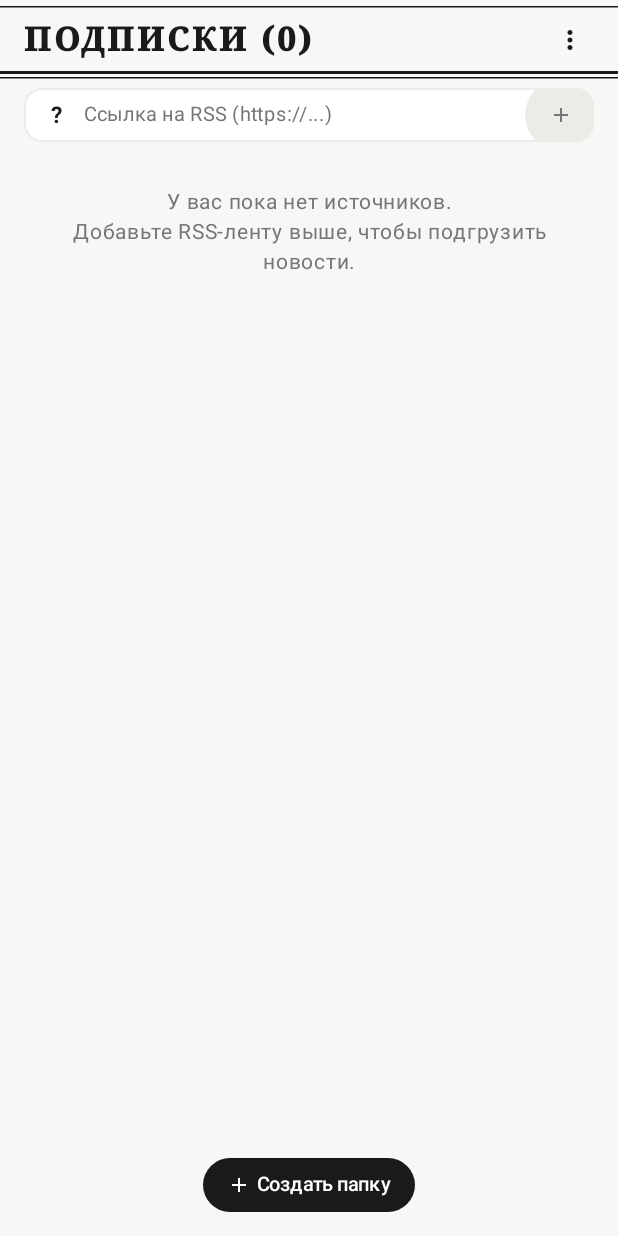
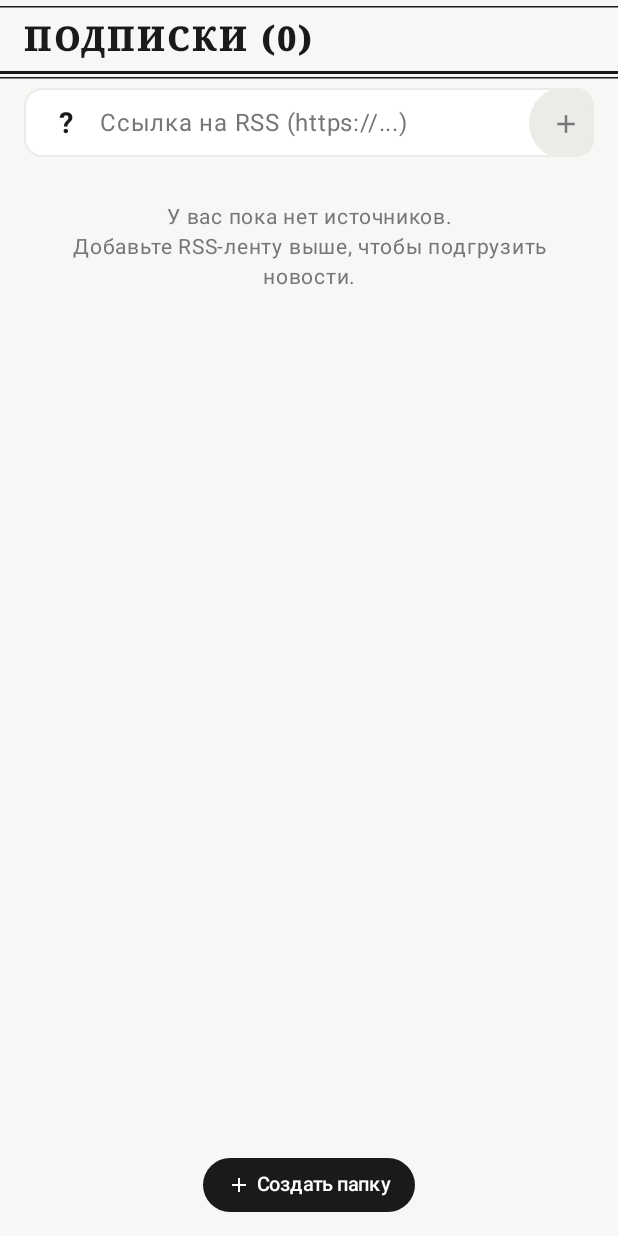
Before and after one commit to RenatBogdanov/RSS_chsu, an Android app built with Jetpack Compose: the composable SubscriptionsScreen shown on its own in the app's theme, on a phone screen of 412 x 824 dp. Run offline under Robolectric (Android 15) with nearby library versions, the phone set to English and light mode, and no system bars; 1 statement that could not run was skipped.

Commit message:
Restore lost UI tweaks after merge

```diff
--- a/app/src/main/java/com/example/rss_chsu/ui/screens/SubscriptionsScreen.kt
+++ b/app/src/main/java/com/example/rss_chsu/ui/screens/SubscriptionsScreen.kt
@@ -39,8 +39,7 @@ import androidx.compose.foundation.lazy.rememberLazyListState
 
 @Composable
 fun SubscriptionsScreen(
-    onAddSourceClick: () -> Unit = {},
-    onMenuClick: () -> Unit = {}
+    onAddSourceClick: () -> Unit = {}
 ) {
     val realFolders by RssRepository.folders.collectAsState()
     val realSources by RssRepository.sources.collectAsState()
@@ -69,20 +68,7 @@ fun SubscriptionsScreen(
             .background(MaterialTheme.colorScheme.background)
     ) {
         TopAppLogoBar(
-            title = "ПОДПИСКИ (${realSources.size})",
-            rightAction = {
-                IconButton(
-                    onClick = onMenuClick,
-                    modifier = Modifier.size(32.dp)
-                ) {
-                    Icon(
-                        imageVector = Icons.Default.MoreVert,
-                        contentDescription = "Меню",
-                        tint = DarkPrimary,
-                        modifier = Modifier.size(20.dp)
-                    )
-                }
-            }
+            title = "ПОДПИСКИ (${realSources.size})"
         )
 
         // Pinned Top Compact Add RSS Bar
@@ -97,23 +83,23 @@ fun SubscriptionsScreen(
             Row(
                 modifier = Modifier
                     .fillMaxWidth()
-                    .padding(horizontal = 8.dp, vertical = 4.dp),
+                    .padding(start = 10.dp, end = 2.dp, top = 5.dp, bottom = 5.dp),
                 verticalAlignment = Alignment.CenterVertically
             ) {
                 // Help Button "?"
                 IconButton(
                     onClick = { showHelpDialog = true },
-                    modifier = Modifier.size(28.dp)
+                    modifier = Modifier.size(35.dp)
                 ) {
                     Text(
                         text = "?",
-                        fontSize = 15.sp,
+                        fontSize = 19.sp,
                         fontWeight = FontWeight.Bold,
                         color = DarkPrimary
                     )
                 }
 
-                Spacer(modifier = Modifier.width(4.dp))
+                Spacer(modifier = Modifier.width(5.dp))
 
                 // TextField for RSS URL
                 Box(
@@ -123,7 +109,7 @@ fun SubscriptionsScreen(
                     if (rssUrlInput.isEmpty()) {
                         Text(
                             text = "Ссылка на RSS (https://...)",
-                            fontSize = 13.sp,
+                            fontSize = 16.sp,
                             color = TextSecondary,
                             maxLines = 1,
                             overflow = TextOverflow.Ellipsis
@@ -134,14 +120,14 @@ fun SubscriptionsScreen(
                         onValueChange = { rssUrlInput = it },
                         singleLine = true,
                         textStyle = LocalTextStyle.current.copy(
-                            fontSize = 13.sp,
+                            fontSize = 16.sp,
                             color = TextPrimary
                         ),
                         modifier = Modifier.fillMaxWidth()
                     )
                 }
 
-                Spacer(modifier = Modifier.width(6.dp))
+                Spacer(modifier = Modifier.width(8.dp))
 
                 // Plus IconButton in a Circle
                 IconButton(
@@ -159,18 +145,20 @@ fun SubscriptionsScreen(
                                 } else {
                                     addStatusMessage = "Не удалось загрузить RSS."
                                 }
+                                kotlinx.coroutines.delay(2500)
+                                addStatusMessage = null
                             }
                         }
                     },
                     enabled = !isAddingFeed && rssUrlInput.isNotBlank(),
                     modifier = Modifier
-                        .size(28.dp)
+                        .size(35.dp)
                         .clip(CircleShape)
                         .background(if (rssUrlInput.isNotBlank()) DarkPrimary else ChipUnselected)
                 ) {
                     if (isAddingFeed) {
                         CircularProgressIndicator(
-                            modifier = Modifier.size(14.dp),
+                            modifier = Modifier.size(18.dp),
                             color = Color.White,
                             strokeWidth = 2.dp
                         )
@@ -179,7 +167,7 @@ fun SubscriptionsScreen(
                             imageVector = Icons.Default.Add,
                             contentDescription = "Добавить",
                             tint = if (rssUrlInput.isNotBlank()) Color.White else TextSecondary,
-                            modifier = Modifier.size(16.dp)
+                            modifier = Modifier.size(20.dp)
                         )
                     }
                 }
@@ -563,6 +551,7 @@ fun SubscriptionsScreen(
                             LazyColumn(
                                 modifier = Modifier.fillMaxWidth().heightIn(max = 300.dp)
                             ) {
+                                if (sourceToMove?.folderName != null) {
                                     item {
                                         Text(
                                             text = "Без папки",
@@ -577,7 +566,8 @@ fun SubscriptionsScreen(
                                                 .padding(vertical = 12.dp, horizontal = 8.dp)
                                         )
                                     }
-                                items(realFolders) { folder ->
+                                }
+                                items(realFolders.filter { it.name != sourceToMove?.folderName }) { folder ->
                                     Text(
                                         text = folder.name,
                                         fontSize = 16.sp,
```
Lines whose indentation alone changed are shown as unchanged.
